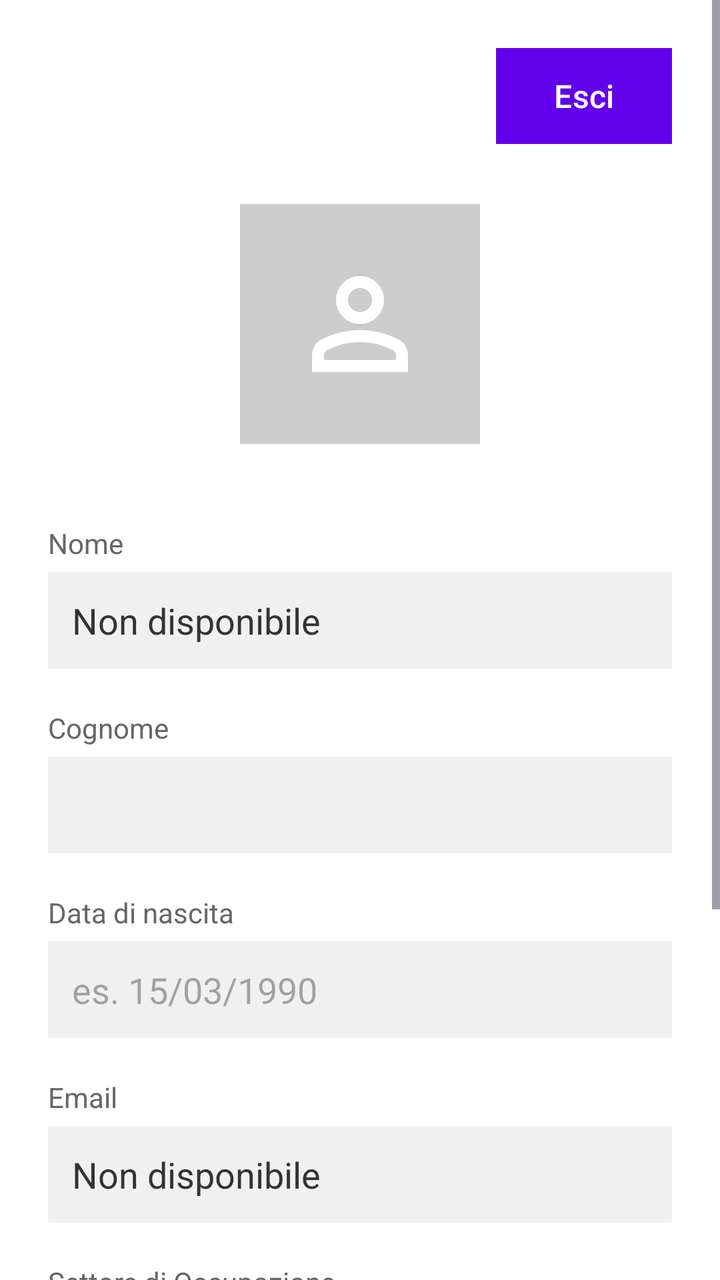
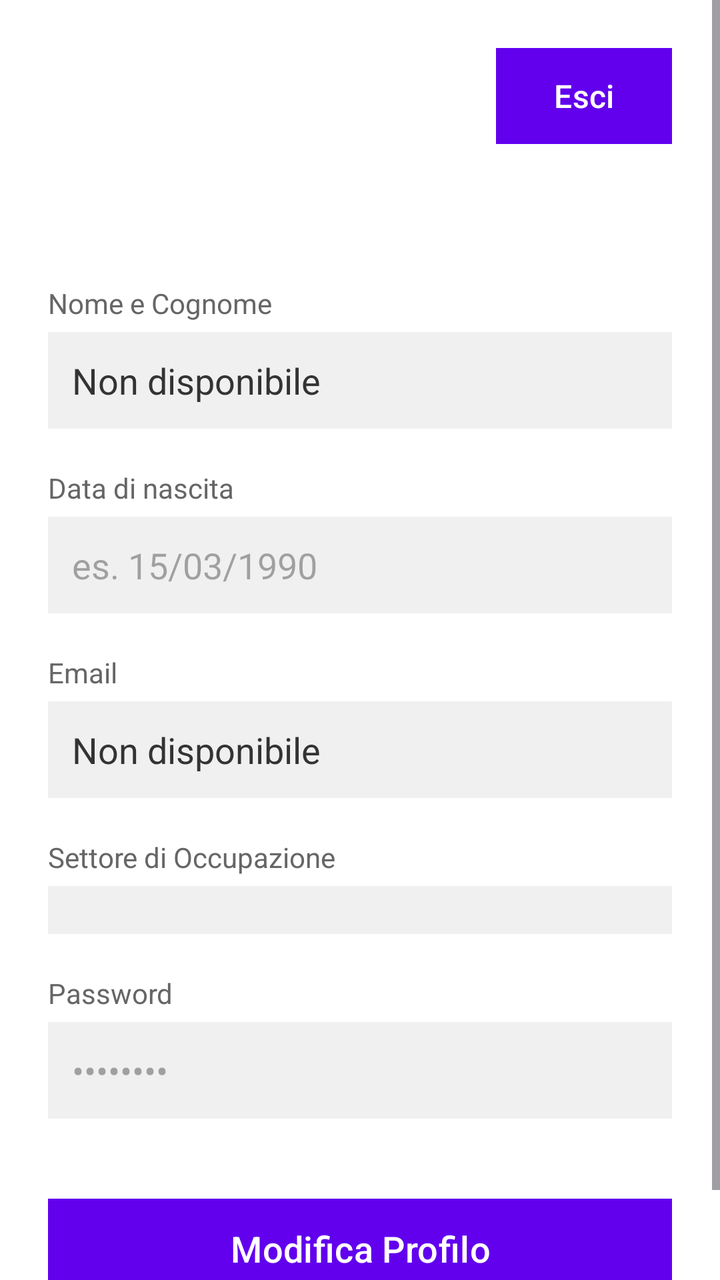

An Android layout rendered at two revisions. The XML below is the earlier revision; the diff shows what the commit changed to produce the second picture.
<!-- AndroidManifest.xml: application theme Theme.CoreTeamProject -->
<!-- res/layout/fragment_profile.xml -->
<?xml version="1.0" encoding="utf-8"?>
<ScrollView xmlns:android="http://schemas.android.com/apk/res/android"
    xmlns:app="http://schemas.android.com/apk/res-auto"
    android:layout_width="match_parent"
    android:layout_height="match_parent"
    android:fillViewport="true">

    <LinearLayout
        android:layout_width="match_parent"
        android:layout_height="wrap_content"
        android:orientation="vertical"
        android:padding="24dp">

        
        <RelativeLayout
            android:layout_width="match_parent"
            android:layout_height="wrap_content"
            android:layout_marginBottom="30dp">

            <Button
                android:id="@+id/btn_logout"
                android:layout_width="wrap_content"
                android:layout_height="wrap_content"
                android:layout_alignParentEnd="true"
                android:text="Esci"
                android:textColor="#FFFFFF"
                android:background="#2196F3"
                android:textSize="16sp"
                android:radius="16dp" />

        </RelativeLayout>

        
        <LinearLayout
            android:layout_width="match_parent"
            android:layout_height="wrap_content"
            android:gravity="center"
            android:layout_marginBottom="40dp">

            <ImageView
                android:id="@+id/img_profile"
                android:layout_width="120dp"
                android:layout_height="120dp"
                android:background="#CCCCCC"
                android:src="@drawable/ic_person"
                android:padding="24dp"
                android:scaleType="fitCenter"
                app:tint="#FFFFFF" />

        </LinearLayout>

        
        <TextView
            android:text="Nome"
            android:textSize="14sp"
            android:textColor="#666666"
            android:layout_marginBottom="5dp"
            android:layout_width="wrap_content"
            android:layout_height="wrap_content" />

        <TextView
            android:id="@+id/text_name"
            android:text="Non disponibile"
            android:textSize="18sp"
            android:textColor="#333333"
            android:padding="12dp"
            android:background="#F0F0F0"
            android:layout_marginBottom="20dp"
            android:layout_width="match_parent"
            android:layout_height="wrap_content" />

        
        <TextView
            android:text="Cognome"
            android:textSize="14sp"
            android:textColor="#666666"
            android:layout_marginBottom="5dp"
            android:layout_width="wrap_content"
            android:layout_height="wrap_content" />

        <EditText
            android:id="@+id/edit_cognome"
            android:textSize="18sp"
            android:textColor="#333333"
            android:padding="12dp"
            android:background="#F0F0F0"
            android:layout_marginBottom="20dp"
            android:enabled="false"
            android:layout_width="match_parent"
            android:layout_height="wrap_content" />

        <TextView
            android:text="Data di nascita"
            android:textSize="14sp"
            android:textColor="#666666"
            android:layout_marginBottom="5dp"
            android:layout_width="wrap_content"
            android:layout_height="wrap_content" />

        <EditText
            android:id="@+id/edit_data_nascita"
            android:hint="es. 15/03/1990"
            android:textSize="18sp"
            android:textColor="#333333"
            android:padding="12dp"
            android:background="#F0F0F0"
            android:layout_marginBottom="20dp"
            android:enabled="false"
            android:layout_width="match_parent"
            android:layout_height="wrap_content" />

        
        <TextView
            android:text="Email"
            android:textSize="14sp"
            android:textColor="#666666"
            android:layout_marginBottom="5dp"
            android:layout_width="wrap_content"
            android:layout_height="wrap_content" />

        <TextView
            android:id="@+id/text_email"
            android:text="Non disponibile"
            android:textSize="18sp"
            android:textColor="#333333"
            android:padding="12dp"
            android:background="#F0F0F0"
            android:layout_marginBottom="20dp"
            android:layout_width="match_parent"
            android:layout_height="wrap_content" />

        
        <TextView
            android:text="Settore di Occupazione"
            android:textSize="14sp"
            android:textColor="#666666"
            android:layout_marginBottom="5dp"
            android:layout_width="wrap_content"
            android:layout_height="wrap_content" />

        <Spinner
            android:id="@+id/spinner_settore"
            android:layout_width="match_parent"
            android:layout_height="wrap_content"
            android:padding="12dp"
            android:background="#F0F0F0"
            android:layout_marginBottom="20dp"
            android:enabled="false" />

        
        <TextView
            android:text="Password"
            android:textSize="14sp"
            android:textColor="#666666"
            android:layout_marginBottom="5dp"
            android:layout_width="wrap_content"
            android:layout_height="wrap_content" />

        <EditText
            android:id="@+id/edit_password"
            android:hint="••••••••"
            android:textSize="18sp"
            android:textColor="#333333"
            android:padding="12dp"
            android:background="#F0F0F0"
            android:layout_marginBottom="40dp"
            android:inputType="textPassword"
            android:enabled="false"
            android:layout_width="match_parent"
            android:layout_height="wrap_content" />

        
        <Button
            android:id="@+id/btn_modifica"
            android:text="Modifica Profilo"
            android:textSize="18sp"
            android:textColor="#FFFFFF"
            android:background="#2196F3"
            android:layout_marginBottom="15dp"
            android:layout_width="match_parent"
            android:layout_height="50dp" />

        <Button
            android:id="@+id/btn_salva"
            android:text="Salva"
            android:textSize="18sp"
            android:textColor="#FFFFFF"
            android:background="#4CAF50"
            android:visibility="gone"
            android:layout_width="match_parent"
            android:layout_height="50dp" />

    </LinearLayout>

</ScrollView>
<!-- resources referenced by this layout -->
<resources>
  <!-- drawable ic_person (drawable) -->
  <vector xmlns:android="http://schemas.android.com/apk/res/android"
      android:width="24dp"
      android:height="24dp"
      android:viewportWidth="960"
      android:viewportHeight="960">
    <path
        android:pathData="M480,480q-66,0 -113,-47t-47,-113q0,-66 47,-113t113,-47q66,0 113,47t47,113q0,66 -47,113t-113,47ZM160,800v-112q0,-34 17.5,-62.5T224,582q62,-31 126,-46.5T480,520q66,0 130,15.5T736,582q29,15 46.5,43.5T800,688v112L160,800ZM240,720h480v-32q0,-11 -5.5,-20T700,654q-54,-27 -109,-40.5T480,600q-56,0 -111,13.5T260,654q-9,5 -14.5,14t-5.5,20v32ZM480,400q33,0 56.5,-23.5T560,320q0,-33 -23.5,-56.5T480,240q-33,0 -56.5,23.5T400,320q0,33 23.5,56.5T480,400ZM480,320ZM480,720Z"
        android:fillColor="#1f1f1f"/>
  </vector>
  <style name="Theme.CoreTeamProject" parent="Base.Theme.CoreTeamProject" />
  <style name="Base.Theme.CoreTeamProject" parent="Theme.Material3.DayNight.NoActionBar">
          
          <item name="colorPrimary">@color/purple_500</item>
          <item name="colorPrimaryVariant">@color/purple_500</item>
          <item name="colorOnPrimary">@color/white</item>
  
          
          <item name="android:windowBackground">@color/white</item>
          <item name="colorSurface">@color/white</item>
          <item name="colorOnSurface">@color/black</item>
  
          
          <item name="android:textColor">@color/black</item>
          <item name="android:textColorPrimary">@color/black</item>
  
          
          <item name="colorPrimaryContainer">@color/purple_500</item>
          <item name="colorOnPrimaryContainer">@color/white</item>
      </style>
  <color name="purple_500">#6200EE</color>
  <color name="white">#FFFFFFFF</color>
  <color name="black">#FF000000</color>
</resources>

<!-- the commit's change to res/layout/fragment_profile.xml (unified diff, before → after) -->
@@ -35,23 +35,11 @@
             android:layout_width="match_parent"
             android:layout_height="wrap_content"
             android:gravity="center"
-            android:layout_marginBottom="40dp">
-
-            <ImageView
-                android:id="@+id/img_profile"
-                android:layout_width="120dp"
-                android:layout_height="120dp"
-                android:background="#CCCCCC"
-                android:src="@drawable/ic_person"
-                android:padding="24dp"
-                android:scaleType="fitCenter"
-                app:tint="#FFFFFF" />
-
-        </LinearLayout>
+            android:layout_marginBottom="40dp"/>
 
         
         <TextView
-            android:text="Nome"
+            android:text="Nome e Cognome"
             android:textSize="14sp"
             android:textColor="#666666"
             android:layout_marginBottom="5dp"
@@ -59,7 +47,7 @@
             android:layout_height="wrap_content" />
 
         <TextView
-            android:id="@+id/text_name"
+            android:id="@+id/text_namelastname"
             android:text="Non disponibile"
             android:textSize="18sp"
             android:textColor="#333333"
@@ -70,24 +58,6 @@
             android:layout_height="wrap_content" />
 
         
-        <TextView
-            android:text="Cognome"
-            android:textSize="14sp"
-            android:textColor="#666666"
-            android:layout_marginBottom="5dp"
-            android:layout_width="wrap_content"
-            android:layout_height="wrap_content" />
-
-        <EditText
-            android:id="@+id/edit_cognome"
-            android:textSize="18sp"
-            android:textColor="#333333"
-            android:padding="12dp"
-            android:background="#F0F0F0"
-            android:layout_marginBottom="20dp"
-            android:enabled="false"
-            android:layout_width="match_parent"
-            android:layout_height="wrap_content" />
 
         <TextView
             android:text="Data di nascita"
<!-- resource entries referenced after the edit -->
@@ -1,15 +1,5 @@
 <!-- resources referenced by this layout -->
 <resources>
-  <!-- drawable ic_person (drawable) -->
-  <vector xmlns:android="http://schemas.android.com/apk/res/android"
-      android:width="24dp"
-      android:height="24dp"
-      android:viewportWidth="960"
-      android:viewportHeight="960">
-    <path
-        android:pathData="M480,480q-66,0 -113,-47t-47,-113q0,-66 47,-113t113,-47q66,0 113,47t47,113q0,66 -47,113t-113,47ZM160,800v-112q0,-34 17.5,-62.5T224,582q62,-31 126,-46.5T480,520q66,0 130,15.5T736,582q29,15 46.5,43.5T800,688v112L160,800ZM240,720h480v-32q0,-11 -5.5,-20T700,654q-54,-27 -109,-40.5T480,600q-56,0 -111,13.5T260,654q-9,5 -14.5,14t-5.5,20v32ZM480,400q33,0 56.5,-23.5T560,320q0,-33 -23.5,-56.5T480,240q-33,0 -56.5,23.5T400,320q0,33 23.5,56.5T480,400ZM480,320ZM480,720Z"
-        android:fillColor="#1f1f1f"/>
-  </vector>
   <style name="Theme.CoreTeamProject" parent="Base.Theme.CoreTeamProject" />
   <style name="Base.Theme.CoreTeamProject" parent="Theme.Material3.DayNight.NoActionBar">
           
